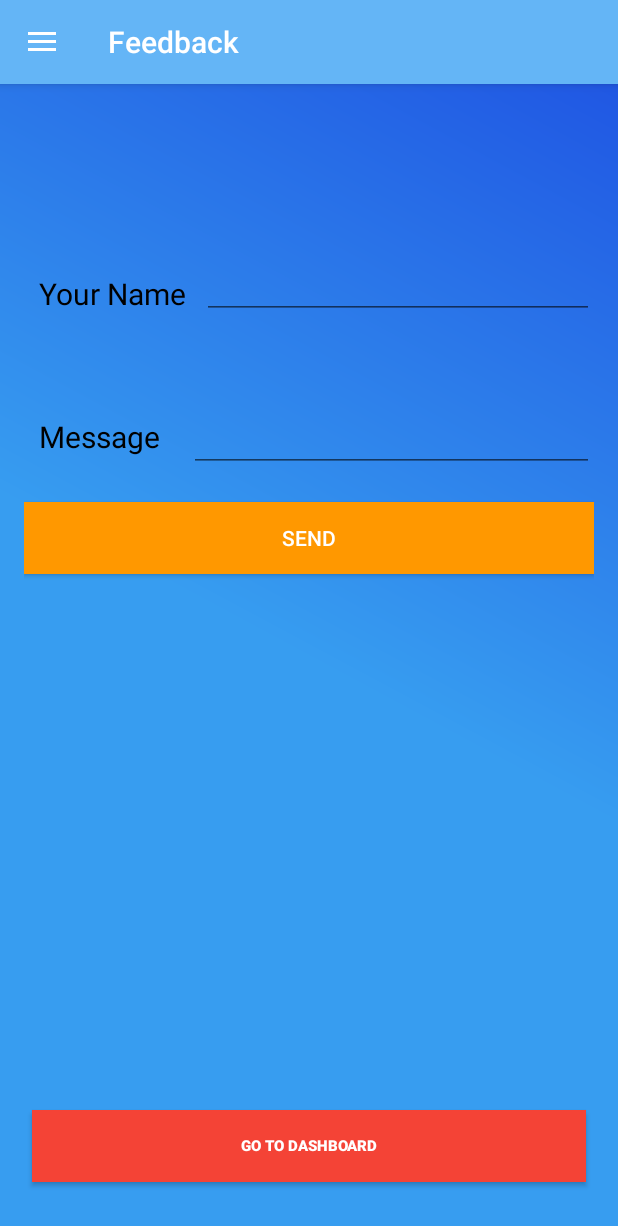
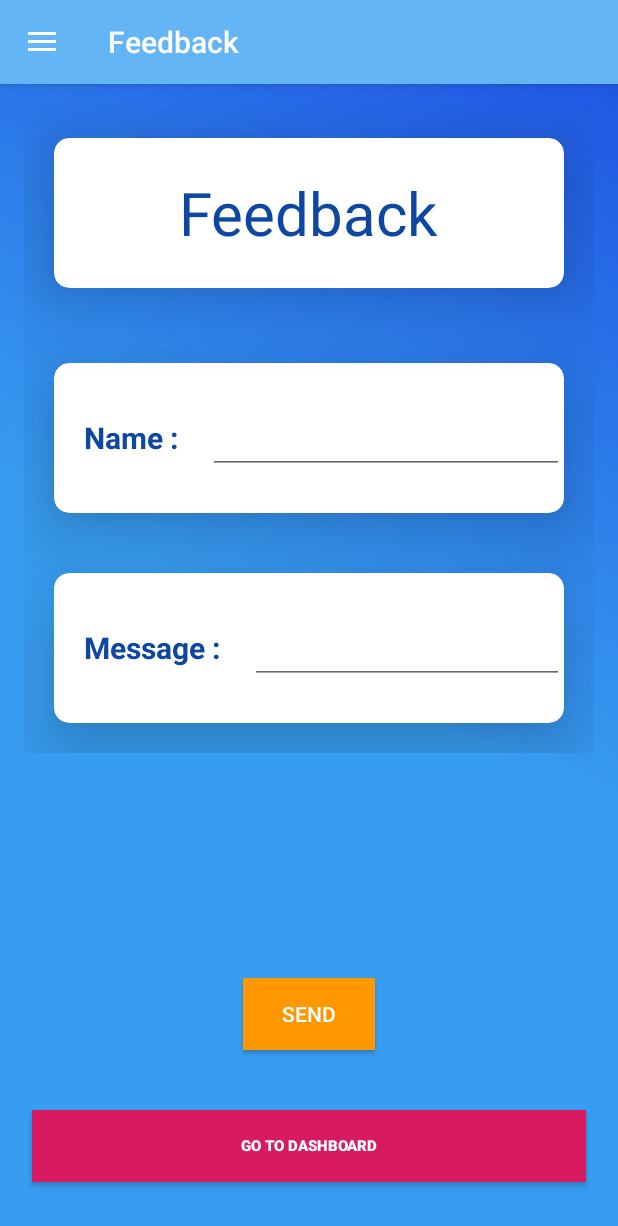
Before and after one commit to djain5888/Quizapp, an Android app: the fragment FeedbackFragment placed in its activity, on a phone screen of 412 x 824 dp. Shown: the top 1226 px of the screen. Run offline under Robolectric (Android 15) with nearby library versions, the phone set to English and light mode, and no system bars; our stand-ins replace Volley; network calls fail; 1 statement that could not run was skipped.

Commit message:
feedback1

```diff
--- a/app/src/main/res/layout/fragment_feedback.xml
+++ b/app/src/main/res/layout/fragment_feedback.xml
@@ -1,7 +1,9 @@
 <?xml version="1.0" encoding="utf-8"?>
 <RelativeLayout xmlns:android="http://schemas.android.com/apk/res/android"
-    xmlns:tools="http://schemas.android.com/tools" android:layout_width="match_parent"
+    xmlns:tools="http://schemas.android.com/tools"
+    android:layout_width="match_parent"
     android:layout_height="match_parent"
+    xmlns:app="http://schemas.android.com/apk/res-auto"
     android:paddingLeft="@dimen/activity_horizontal_margin"
     android:paddingRight="@dimen/activity_horizontal_margin"
     android:paddingTop="@dimen/activity_vertical_margin"
@@ -9,61 +11,117 @@
     android:paddingBottom="@dimen/activity_vertical_margin"
     tools:context="UI.Fragments.FeedbackFragment">
 
+    <android.support.v7.widget.CardView
+        android:id="@+id/textcard"
+        android:layout_width="match_parent"
+        android:layout_height="100dp"
+        app:cardCornerRadius="10dp"
+        app:cardElevation="30dp"
+        android:layout_margin="20dp"
+        android:layout_centerHorizontal="true">
+
         <TextView
-        android:text="Your Name"
             android:layout_width="wrap_content"
-        android:layout_height="wrap_content"
-        android:id="@+id/textView1"
-        android:padding="10dp"
-        android:textColor="#000000"
-        android:layout_marginTop="100dp"
-        android:textSize="20dp" />
+            android:layout_height="match_parent"
+            android:textSize="40dp"
+            android:text="Feedback"
+            android:gravity="center"
+            android:layout_gravity="center"
+            android:textColor="@color/blue_900"/>
 
-    <EditText
+    </android.support.v7.widget.CardView>
+
+    <LinearLayout
+        android:layout_below="@id/textcard"
         android:layout_width="match_parent"
         android:layout_height="wrap_content"
+        android:layout_marginTop="10dp"
+        android:orientation="vertical">
+
+        <android.support.v7.widget.CardView
+            android:layout_width="match_parent"
+            android:layout_height="wrap_content"
+            app:cardCornerRadius="10dp"
+            app:cardElevation="30dp"
+            android:layout_margin="20dp">
+
+            <LinearLayout
+                android:layout_width="match_parent"
+                android:layout_height="100dp"
+                android:orientation="horizontal">
+
+                <TextView
+                    android:id="@+id/textView1"
+                    android:layout_width="wrap_content"
+                    android:layout_height="match_parent"
+                    android:text="Name :"
+                    android:textColor="@color/blue_900"
+                    android:textSize="20sp"
+                    android:gravity="center"
+                    android:padding="20dp"
+                    android:textStyle="bold" />
+                <EditText
                     android:id="@+id/editText1"
-        android:paddingLeft="20dp"
-        android:layout_marginTop="95dp"
-        android:layout_alignParentTop="true"
-        android:layout_toRightOf="@+id/textView1"
-        android:layout_toEndOf="@+id/textView1" />
+                    android:layout_width="match_parent"
+                    android:layout_height="wrap_content"
+                    android:gravity="center"
+                    android:textColor="@color/blue_900"
+                    android:textSize="20sp"
+                    android:textStyle="bold" />
+
+            </LinearLayout>
+
+        </android.support.v7.widget.CardView>
+
+        <android.support.v7.widget.CardView
+            android:layout_width="match_parent"
+            android:layout_height="wrap_content"
+            app:cardCornerRadius="10dp"
+            app:cardElevation="30dp"
+            android:layout_margin="20dp">
+
+            <LinearLayout
+                android:layout_width="match_parent"
+                android:layout_height="100dp"
+                android:orientation="horizontal">
 
                 <TextView
                     android:id="@+id/textView2"
                     android:layout_width="wrap_content"
-        android:layout_height="wrap_content"
-        android:layout_below="@+id/textView1"
-        android:layout_marginTop="48dp"
-        android:paddingTop="10dp"
-        android:padding="10dp"
-        android:text="Message"
-        android:textColor="#000000"
-        android:textSize="20dp" />
+                    android:layout_height="match_parent"
+                    android:text="Message :"
+                    android:padding="20dp"
+                    android:gravity="center"
+                    android:textColor="@color/blue_900"
+                    android:textSize="20sp"
+                    android:textStyle="bold" />
 
                 <EditText
                     android:id="@+id/editText2"
                     android:layout_width="match_parent"
                     android:layout_height="wrap_content"
-        android:layout_below="@+id/textView2"
-        android:layout_marginStart="9dp"
-        android:layout_marginLeft="9dp"
-        android:layout_marginTop="-45dp"
+                    android:gravity="center"
+                    android:textColor="@color/blue_900"
+                    android:textSize="20sp"
+                    android:textStyle="bold" />
 
-        android:layout_toEndOf="@+id/textView2"
-        android:layout_toRightOf="@+id/textView2"
-        android:paddingLeft="20dp" />
+            </LinearLayout>
+
+
+        </android.support.v7.widget.CardView>
+
+
+    </LinearLayout>
 
     <Button
         android:id="@+id/button"
         android:layout_width="wrap_content"
         android:layout_height="wrap_content"
-        android:layout_below="@+id/editText2"
         android:padding="10dp"
-        android:layout_marginTop="20dp"
+        android:layout_marginBottom="40dp"
         android:textColor="#ffffff"
-       android:layout_alignParentRight="true"
-        android:layout_alignParentLeft="true"
+        android:layout_centerHorizontal="true"
+        android:layout_above="@id/feedbackdash"
         android:background="@color/orange_500"
         android:text="Send" />
 
@@ -73,10 +131,9 @@
         android:layout_height="wrap_content"
         android:layout_alignParentBottom="true"
         android:layout_marginLeft="5dp"
-        android:layout_marginTop="170dp"
         android:layout_marginRight="5dp"
         android:layout_marginBottom="20dp"
-        android:background="@color/red_500"
+        android:background="@color/colorAccent"
         android:text="Go To Dashboard"
         android:textColor="#ffffff"
         android:textSize="10sp"
```
Lines whose indentation alone changed are shown as unchanged.
